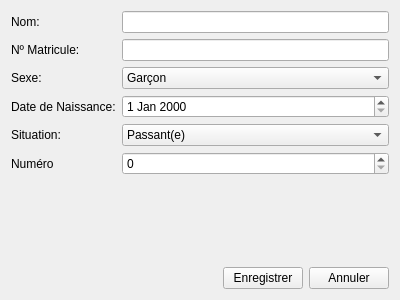
Before: the Qt Designer form newstudentform.ui in self-root/lycee, drawn with Qt 5.
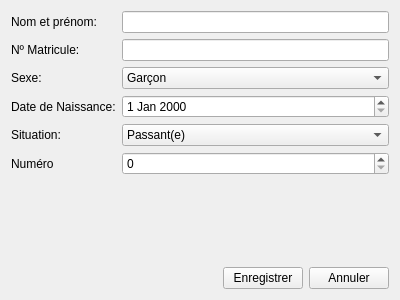
After: the same form once the commit is applied.

```diff
--- a/newstudentform.ui
+++ b/newstudentform.ui
@@ -19,7 +19,7 @@
      <item row="0" column="0">
       <widget class="QLabel" name="label">
        <property name="text">
-        <string>Nom:</string>
+        <string>Nom et prénom:</string>
        </property>
       </widget>
      </item>
```
